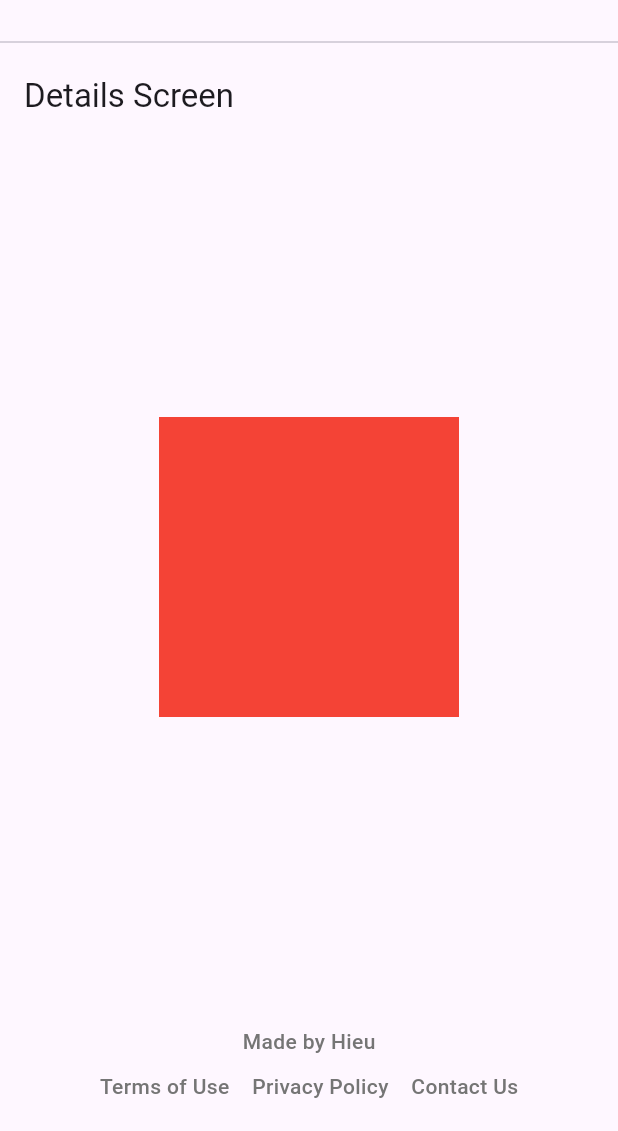
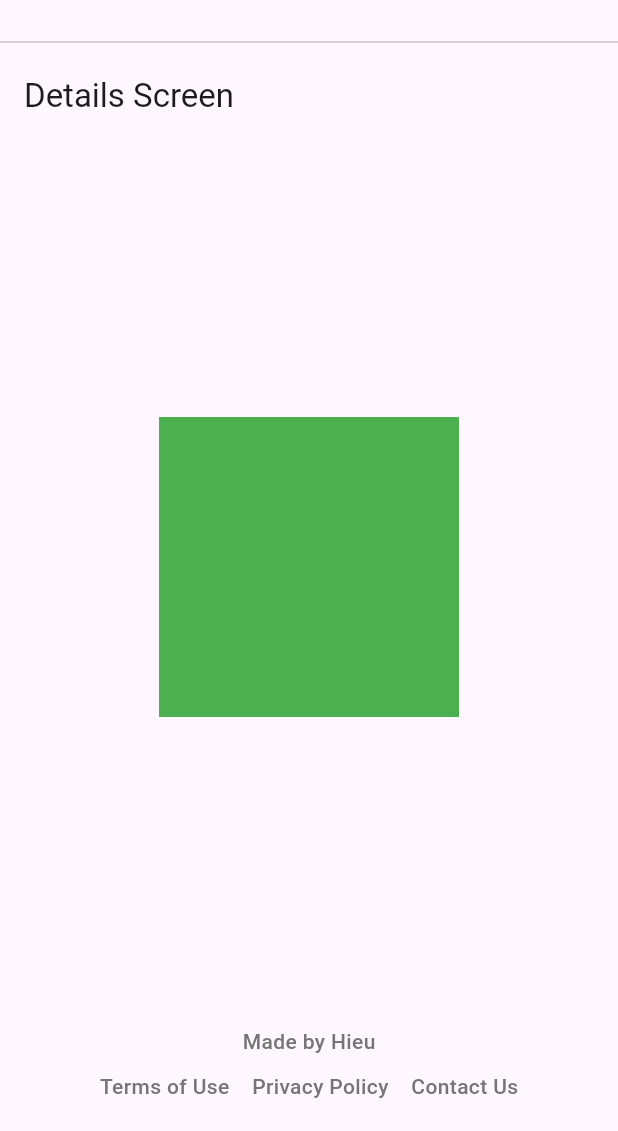
Before and after one commit to hieu987020/isekai-habit, a Flutter app: the ProfileScreen screen opened by its route, on a phone screen of 412 x 824 dp, the part 105-1236 px from its top. Run offline on Flutter 3.47's test engine with Material 3 defaults, Android fonts, the phone set to English and light mode, and no system bars; our stand-ins replace dio, get_it, go_router, logger; accounts and stored records are empty; network calls fail.

Commit message:
Update profile_screen.dart

```diff
--- a/lib/presentation/screens/profile_screen.dart
+++ b/lib/presentation/screens/profile_screen.dart
@@ -9,7 +9,7 @@ class ProfileScreen extends StatelessWidget {
     return Scaffold(
       appBar: AppBar(title: const Text('Details Screen')),
       body: Center(
-        child: Container(width: 200, height: 200, color: Colors.red),
+        child: Container(width: 200, height: 200, color: Colors.green),
       ),
     );
   }
```
